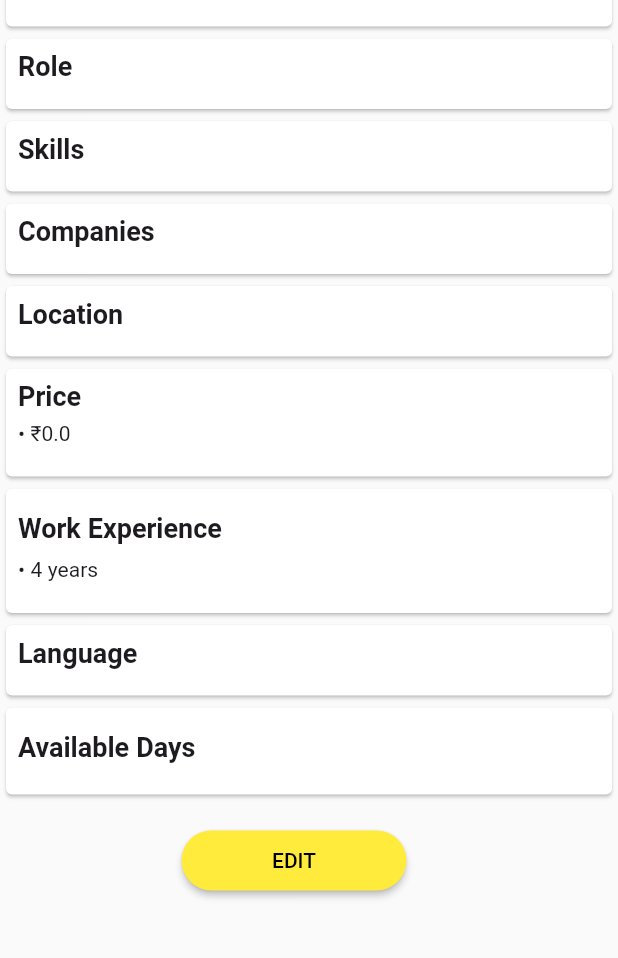
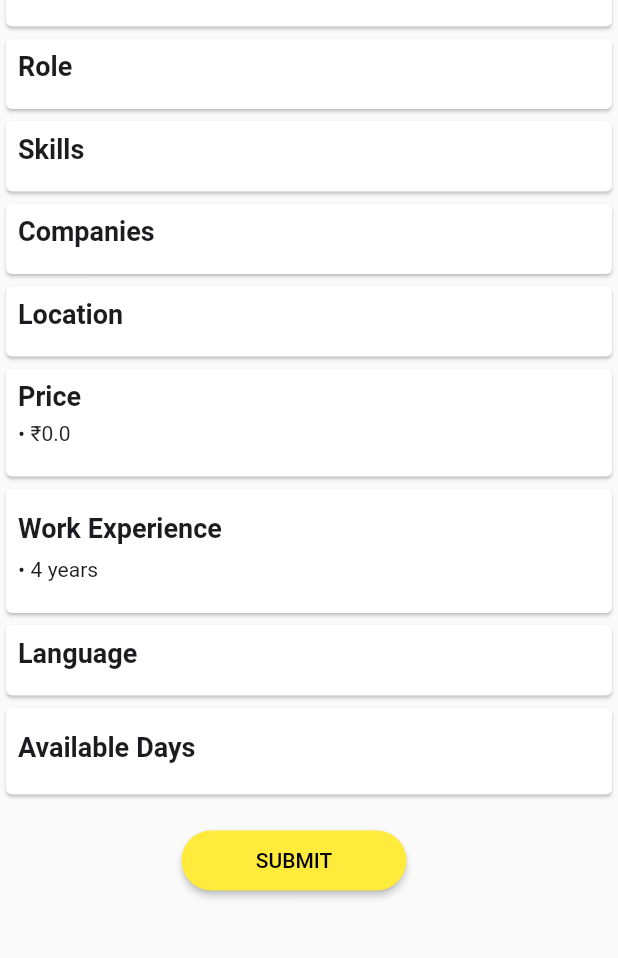
Before and after one commit to awanish321/filter_project, a Flutter app: the screen it shows after launch, after a tap on "Apply Filter", on a phone screen of 412 x 824 dp, the part 50-1008 px from its top. Run offline on Flutter 3.47's test engine with Material 3 defaults, Android fonts, the phone set to English and light mode, and no system bars; our stand-ins replace cloud_firestore, firebase_core, google_fonts, shared_preferences; accounts and stored records are empty.

Commit message:
NEW UPDATE SUBMIT BUTTON

```diff
--- a/lib/filtered_values.dart
+++ b/lib/filtered_values.dart
@@ -108,33 +108,11 @@ class FilteredDataScreen extends StatelessWidget {
 
 
                       },
-                      child: const Text("EDIT", style: TextStyle(color: Colors.black),),
+                      child: const Text("SUBMIT", style: TextStyle(color: Colors.black),),
                     ),
                   ),
 
                   const SizedBox(width: 20),
-
-                  // SizedBox(
-                  //   height: 40,
-                  //   width: 150,
-                  //   child: ElevatedButton(
-                  //     style: ElevatedButton.styleFrom(
-                  //       backgroundColor: Colors.yellow,
-                  //       shape: RoundedRectangleBorder(borderRadius: BorderRadius.circular(50))
-                  //     ),
-                  //       onPressed: (){
-                  //     Navigator.push(context, MaterialPageRoute(builder: (context) => const CategoryFilterScreen(selectedCategory: [],
-                  //       selectedRole: [],
-                  //       selectedSkills: [],
-                  //       selectedCompanies: [],
-                  //       selectedLocation: [],
-                  //       selectedPrice: 0,
-                  //       selectedWorkExperience: 4,
-                  //       selectedLanguage: [],
-                  //       selectedAvailableDays: [],
-                  //     )));
-                  //   }, child:const Text("SUBMIT", style: TextStyle(color: Colors.black),)),
-                  // )
                 ],
               ),
               const SizedBox(height: 10,)
```
